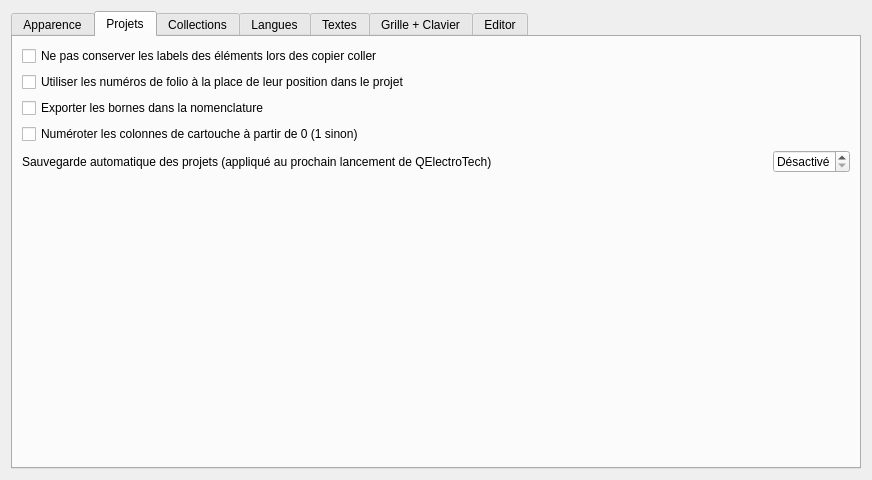
Before: the Qt Designer form sources/ui/configpage/generalconfigurationpage.ui in qelectrotech/qelectrotech-source-mirror, drawn with Qt 5.
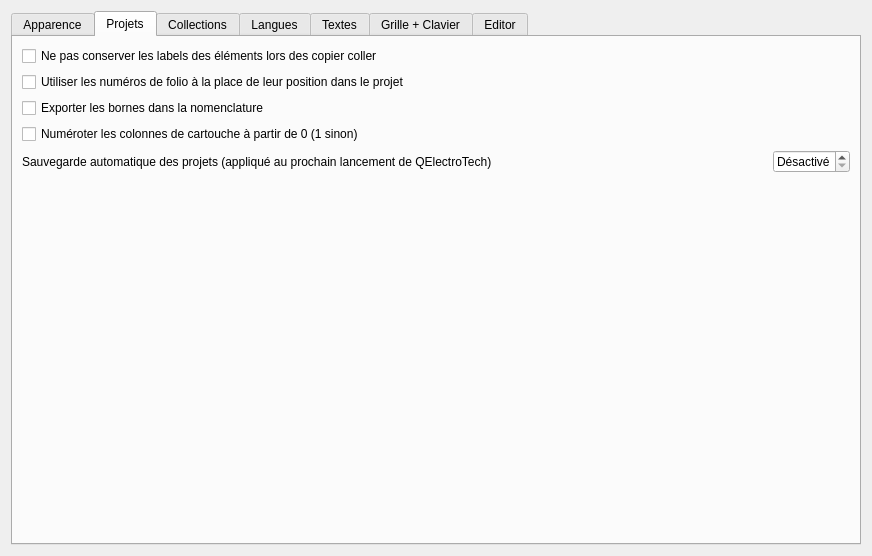
After: the same form once the commit is applied. The open tabs and pages were chosen to show the change.

Commit message:
Minor: m_autosave_sb QSpinbox set max 99 to 200 minutes Change singlestep 1 to 10 enable accelerated function
See: https://qelectrotech.org/bugtracker/view.php?id=329

What changed in the file:
```diff
--- a/sources/ui/configpage/generalconfigurationpage.ui
+++ b/sources/ui/configpage/generalconfigurationpage.ui
@@ -7,7 +7,7 @@
     <x>0</x>
     <y>0</y>
     <width>872</width>
-    <height>471</height>
+    <height>556</height>
    </rect>
   </property>
   <property name="windowTitle">
```
Left out of the diff: 11 changed lines with no effect on the pictures.
